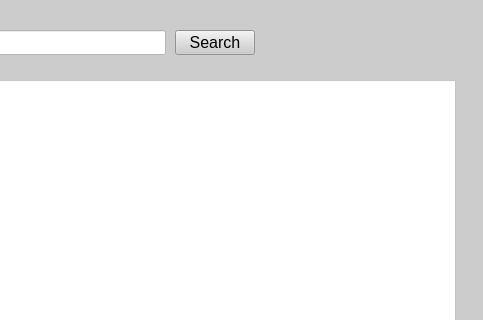
Qt form form.ui (SalDevX/FoodLensApp) before a commit; both pictures show x 495 to 978 and y 0 to 320 of the 978 by 755 pixel window.
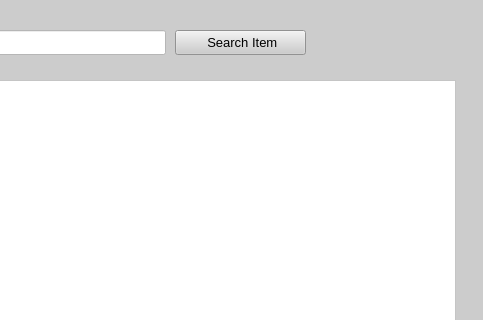
The same form after that commit.

What changed in the file:
```diff
--- a/form.ui
+++ b/form.ui
@@ -29,18 +29,24 @@
     <rect>
      <x>670</x>
      <y>30</y>
-     <width>80</width>
+     <width>131</width>
      <height>25</height>
     </rect>
    </property>
+   <property name="font">
+    <font>
+     <family>Segoe UI</family>
+     <pointsize>10</pointsize>
+    </font>
+   </property>
    <property name="styleSheet">
     <string notr="true">
     color: #000;              /* black text */
     font-family: &quot;Segoe UI&quot;;
-    font-size: 12pt;</string>
+    font-size: 10pt;</string>
    </property>
    <property name="text">
-    <string>Search</string>
+    <string> Search Item</string>
    </property>
   </widget>
   <widget class="QTableWidget" name="tableWidget">
```
Left out of the diff: 6 changed lines with no effect on the pictures.
